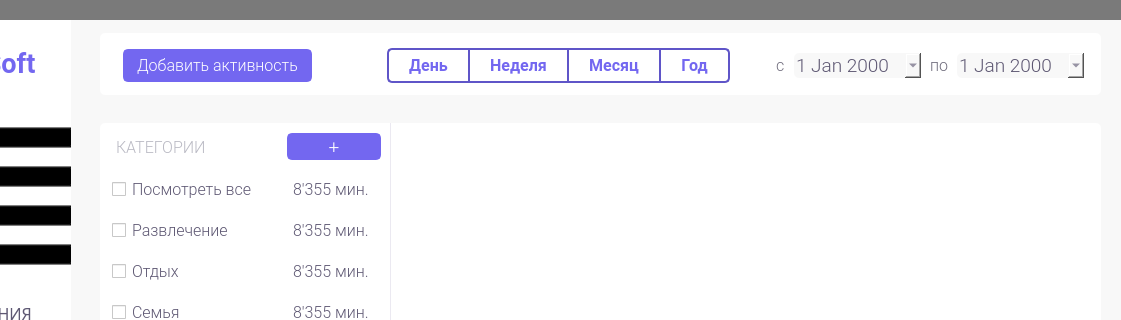
First picture: the form in design/mainwindow_w.ui, repository yurii-bel/project_2021, before the edit; both pictures show x 159 to 1280 and y 0 to 320 of the 1280 by 768 pixel window.
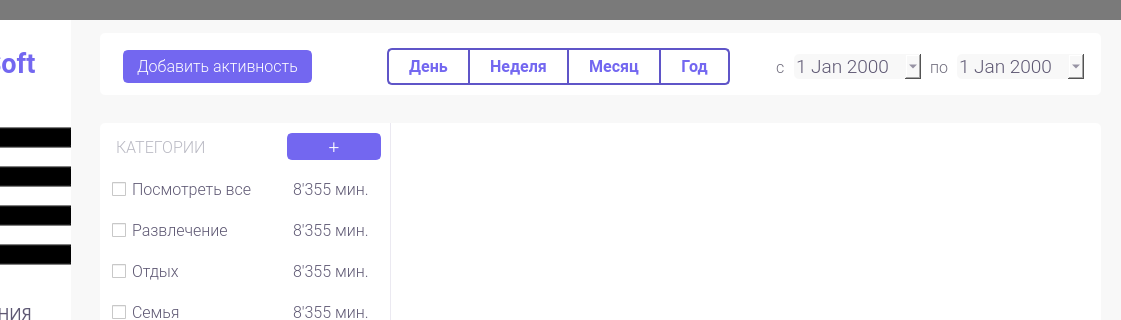
Second picture: the form after the edit. Icons and pictures are not drawn.

```diff
--- a/design/mainwindow_w.ui
+++ b/design/mainwindow_w.ui
@@ -446,7 +446,7 @@
        <x>23</x>
        <y>15</y>
        <width>961</width>
-       <height>35</height>
+       <height>38</height>
       </rect>
      </property>
      <layout class="QHBoxLayout" name="mainwindow_w_horizontalLayout_navigation" stretch="0,0,0,0,0,0,0,0,0,0,0">
@@ -686,7 +686,9 @@
         </property>
         <property name="styleSheet">
          <string notr="true">margin-left: 30px;
-color: #D0D2D6;</string>
+color: #D0D2D6;
+padding-top: 4px;
+padding-bottom: 4px;</string>
         </property>
         <property name="text">
          <string/>
```
Left out of the diff: 3 changed lines with no effect on the pictures.
